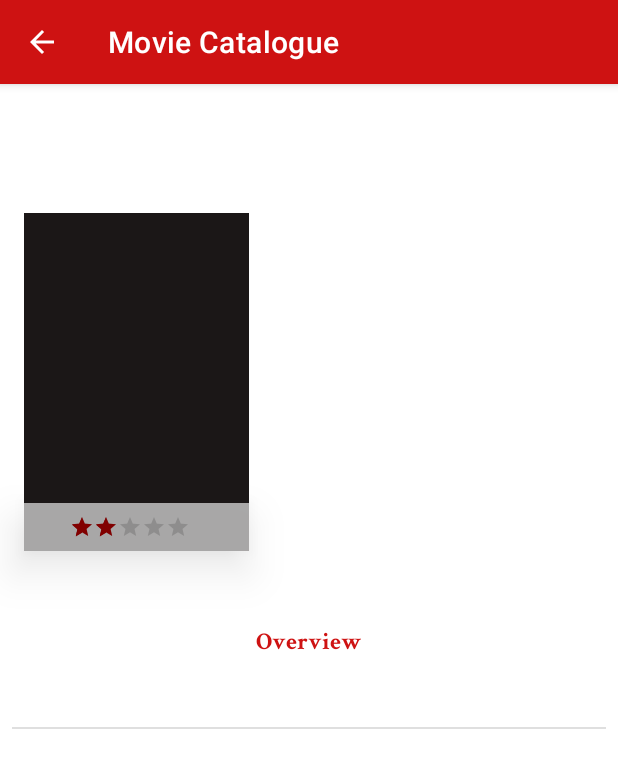
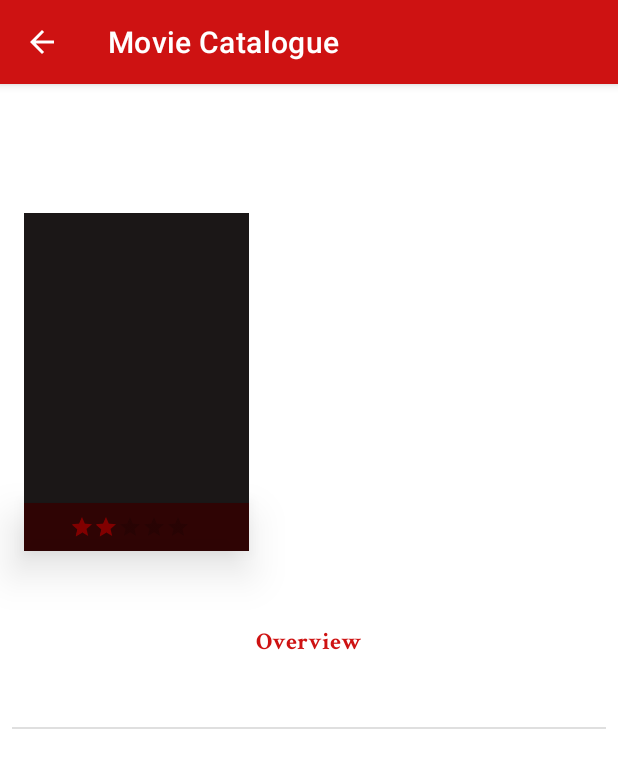
Before and after one commit to rsdiz/android-movie-catalogue-app, an Android app: the DetailActivity screen opened directly, with no data from a screen before it, on a phone screen of 412 x 824 dp. Shown: the top 768 px of the screen. Run offline under Robolectric (Android 15) with nearby library versions, the phone set to English and light mode, and no system bars; our stand-ins replace Dagger/Hilt's generated code; libraries missing offline, so code that uses them is left out: androidx.palette.graphics; pictures from the network do not load.

Commit message:
add custom style for rating bar
Signed-off-by: Muhammad Rosyid Izzulkhaq <rosyid.iz.rsd@gmail.com>

```diff
--- a/app/src/main/res/values/colors.xml
+++ b/app/src/main/res/values/colors.xml
@@ -12,5 +12,6 @@
     <color name="thunderbird">#FFCE1212</color>
     <color name="white_rock">#FFEEEBDD</color>
     <color name="placeholder">#6FB6B6B6</color>
-    <color name="rating_placeholder">#9FFFFFFF</color>
+    <color name="rating_placeholder">#CD350000</color>
+    <color name="golden">#FFD700</color>
 </resources>
--- a/app/src/main/res/values/themes.xml
+++ b/app/src/main/res/values/themes.xml
@@ -47,4 +47,9 @@
         <item name="android:textColor">?colorPrimary</item>
         <item name="android:textSize">@dimen/text_size_medium</item>
     </style>
+
+    <style name="RatingBar.Golden" parent="Theme.MovieCatalogue">
+        <item name="colorControlNormal">@color/white_rock</item>
+        <item name="colorControlActivated">@color/golden</item>
+    </style>
 </resources>
```
